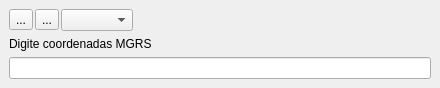
Above: EBGeo/ZoomCoordenadas/zoomCoord.ui from dsgoficial/EBGeo_Desktop before the change. Below: the same form after it.
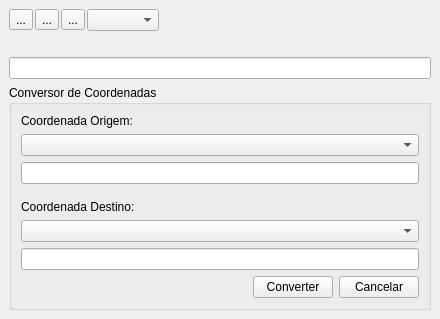
That is the form after the change. Icons and pictures are not drawn. Custom widgets are drawn as their Qt base class.

Commit message: converter coordenadas na ferramenta de zoom

The edit to the form file:
```diff
--- a/EBGeo/ZoomCoordenadas/zoomCoord.ui
+++ b/EBGeo/ZoomCoordenadas/zoomCoord.ui
@@ -7,7 +7,7 @@
     <x>0</x>
     <y>0</y>
     <width>440</width>
-    <height>109</height>
+    <height>331</height>
    </rect>
   </property>
   <property name="sizePolicy">
@@ -55,6 +55,24 @@
         </property>
         <property name="text">
          <string>...</string>
+        </property>
+        <property name="icon">
+         <iconset resource="../resources.qrc">
+          <normaloff>:/plugins/EBGeo/icons/copyicon.svg</normaloff>:/plugins/EBGeo/icons/copyicon.svg</iconset>
+        </property>
+       </widget>
+      </item>
+      <item>
+       <widget class="QToolButton" name="convertButton">
+        <property name="toolTip">
+         <string>Conversor de Coordenadas</string>
+        </property>
+        <property name="text">
+         <string>...</string>
+        </property>
+        <property name="icon">
+         <iconset resource="../resources.qrc">
+          <normaloff>:/plugins/EBGeo/icons/converter.png</normaloff>:/plugins/EBGeo/icons/converter.png</iconset>
         </property>
        </widget>
       </item>
@@ -80,15 +98,94 @@
      </layout>
     </item>
     <item>
-     <widget class="QLabel" name="label">
-      <property name="text">
-       <string>Digite coordenadas MGRS</string>
-      </property>
-     </widget>
+     <widget class="QLabel" name="label"/>
     </item>
     <item>
      <widget class="QLineEdit" name="coordTxt"/>
     </item>
+    <item>
+     <widget class="QGroupBox" name="converterGroup">
+      <property name="title">
+       <string>Conversor de Coordenadas</string>
+      </property>
+      <layout class="QVBoxLayout" name="converterLayout">
+       <item>
+        <widget class="QLabel" name="labelSrc">
+         <property name="text">
+          <string>Coordenada Origem:</string>
+         </property>
+        </widget>
+       </item>
+       <item>
+        <widget class="QComboBox" name="origemCombo"/>
+       </item>
+       <item>
+        <widget class="QLineEdit" name="inputCoord"/>
+       </item>
+       <item>
+        <spacer name="verticalSpacer">
+         <property name="orientation">
+          <enum>Qt::Vertical</enum>
+         </property>
+         <property name="sizeHint" stdset="0">
+          <size>
+           <width>20</width>
+           <height>10</height>
+          </size>
+         </property>
+        </spacer>
+       </item>
+       <item>
+        <widget class="QLabel" name="labelDst">
+         <property name="text">
+          <string>Coordenada Destino:</string>
+         </property>
+        </widget>
+       </item>
+       <item>
+        <widget class="QComboBox" name="destinoCombo"/>
+       </item>
+       <item>
+        <widget class="QLineEdit" name="outputCoord">
+         <property name="readOnly">
+          <bool>true</bool>
+         </property>
+        </widget>
+       </item>
+       <item>
+        <layout class="QHBoxLayout" name="buttonLayout">
+         <item>
+          <spacer name="horizontalSpacerButtons">
+           <property name="orientation">
+            <enum>Qt::Horizontal</enum>
+           </property>
+           <property name="sizeHint" stdset="0">
+            <size>
+             <width>40</width>
+             <height>20</height>
+            </size>
+           </property>
+          </spacer>
+         </item>
+         <item>
+          <widget class="QPushButton" name="transformButton">
+           <property name="text">
+            <string>Converter</string>
+           </property>
+          </widget>
+         </item>
+         <item>
+          <widget class="QPushButton" name="cancelButton">
+           <property name="text">
+            <string>Cancelar</string>
+           </property>
+          </widget>
+         </item>
+        </layout>
+       </item>
+      </layout>
+     </widget>
+    </item>
    </layout>
   </widget>
  </widget>
```
Left out of the diff: 16 changed lines with no effect on the pictures. The commit also changes 11 other files.
